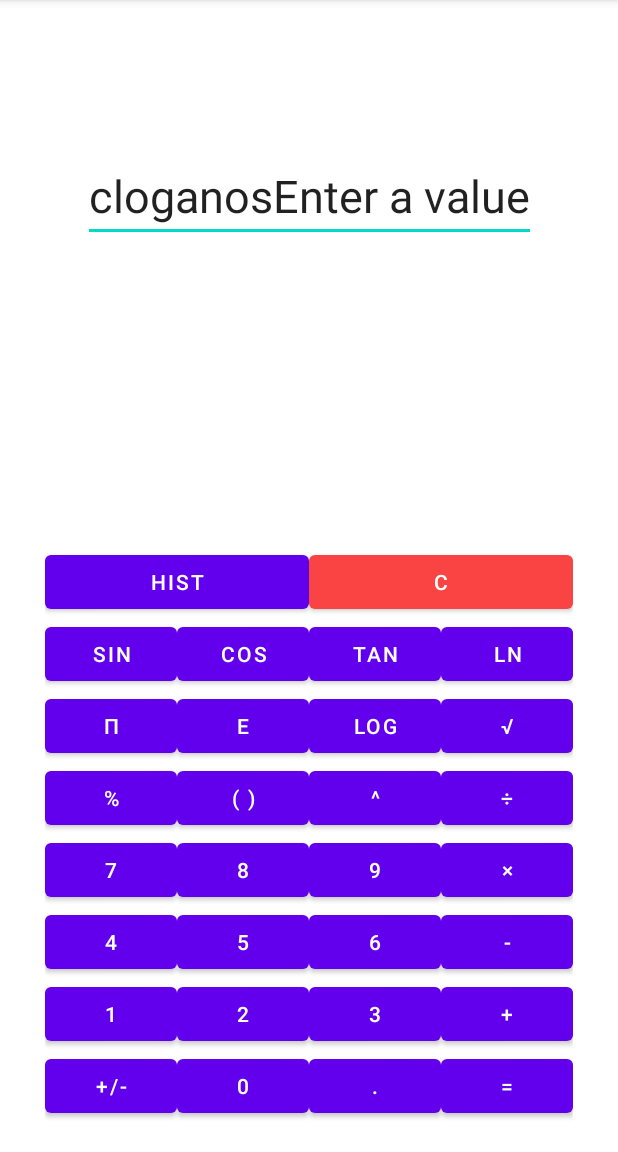
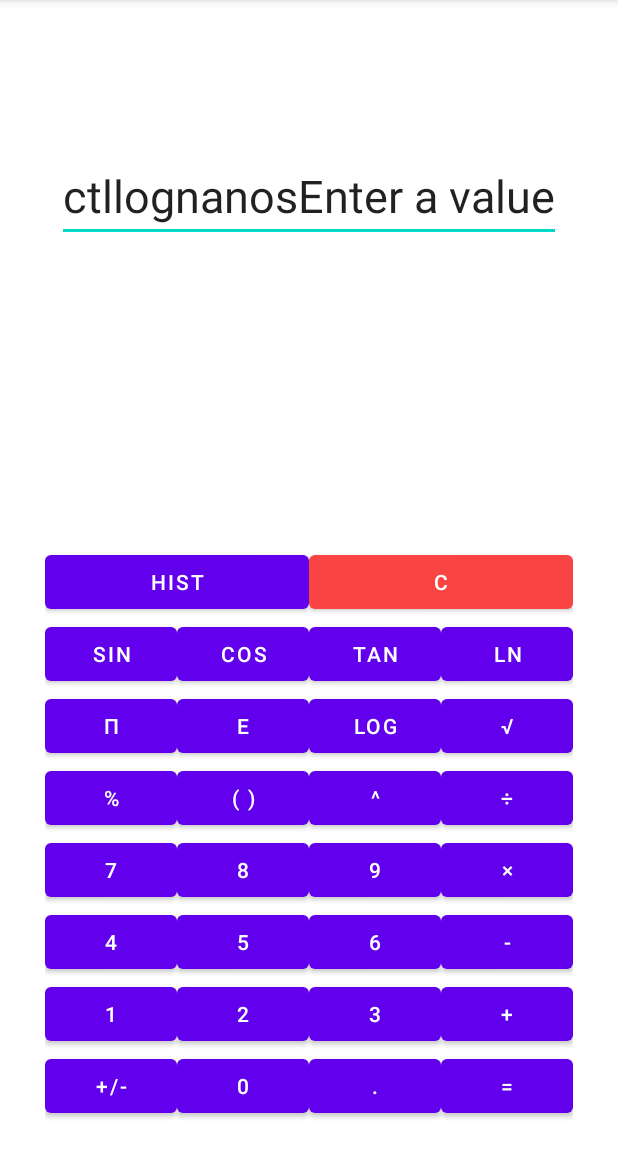
Before and after one commit to anthonysilva98/Group-5-Project, an Android app: the screen it shows after launch (AdvancedActivity), after a tap on "LOG", on a phone screen of 412 x 824 dp, the part 84-1236 px from its top. Run offline under Robolectric (Android 15) with nearby library versions, the phone set to English and light mode, and no system bars; 3 other taps on this screen came first.

Commit message:
updates to advanced

```diff
--- a/app/src/main/java/com/example/userfriendlycalculator/AdvancedActivity.java
+++ b/app/src/main/java/com/example/userfriendlycalculator/AdvancedActivity.java
@@ -105,6 +105,9 @@ public class AdvancedActivity extends AppCompatActivity {
     public void logbutton(View view){
         updateText("log");
     }
+    public void naturallogbuttton(View view){
+        updateText("ln");
+    }
     public void rootbutton(View view){ updateText("root"); }
     public void backspacebutton(View view){
         int cursorPosition = output.getSelectionStart();
--- a/app/src/main/res/layout/advanced_ui.xml
+++ b/app/src/main/res/layout/advanced_ui.xml
@@ -73,8 +73,8 @@
                 android:layout_width="wrap_content"
                 android:layout_height="wrap_content"
                 android:layout_weight="1"
-                android:onClick="backspacebutton"
-                android:text="LN" />
+                android:onClick="naturallogbuttton"
+                android:text="@string/naturalLog" />
         </TableRow>
 
         <TableRow
```
